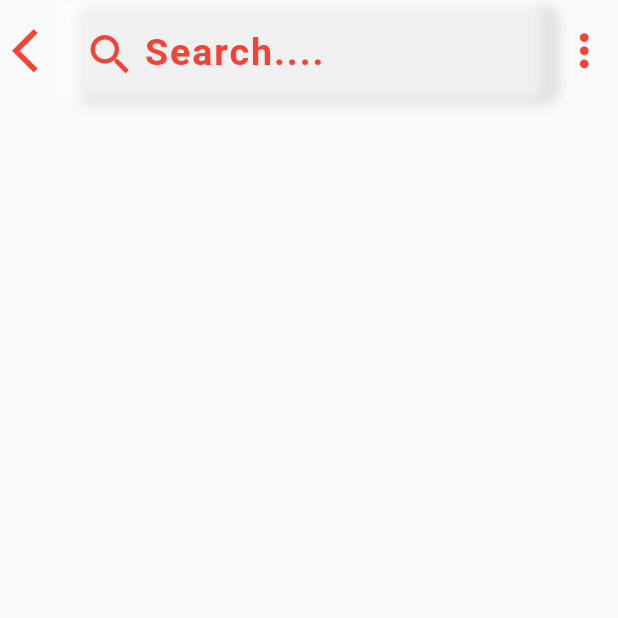
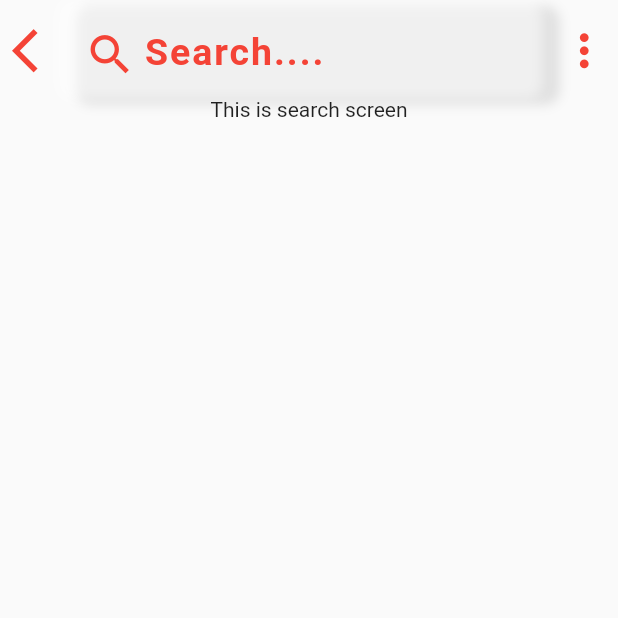
Before and after one commit to kamlesh1687/lets_talk, a Flutter app: the Searchbar screen opened directly, on a phone screen of 412 x 824 dp, the top half of it. Run offline on Flutter 3.47's test engine with Material 2 defaults, Android fonts, the phone set to English and light mode, and no system bars; our stand-ins replace firebase_auth, google_fonts, google_sign_in; missing offline and left inert: fancy_bar, flutter_auth_buttons; accounts and stored records are empty; network calls fail; Roboto replaces fonts that are missing (Ubuntu).

Commit message:
from studio

```diff
--- a/lib/Screens/Searchscreen.dart
+++ b/lib/Screens/Searchscreen.dart
@@ -29,6 +29,13 @@ class _SearchbarState extends State<Searchbar> {
               Navigator.pop(context);
             }),
             iconbuttons(Icons.more_vert, context, () {}),
+          ),
+          Container(
+            child: Center(
+              child:Text(
+                "This is search screen"
+              )
+            ),
           )
         ],
       )),
--- a/lib/main.dart
+++ b/lib/main.dart
@@ -28,6 +28,7 @@ class MyApp extends StatelessWidget {
           backgroundColor: Colors.white,
           cardColor: Colors.white,
         ),
-        home: SplashScreen());
+        home: SplashScreen()
+    );
   }
 }
```
